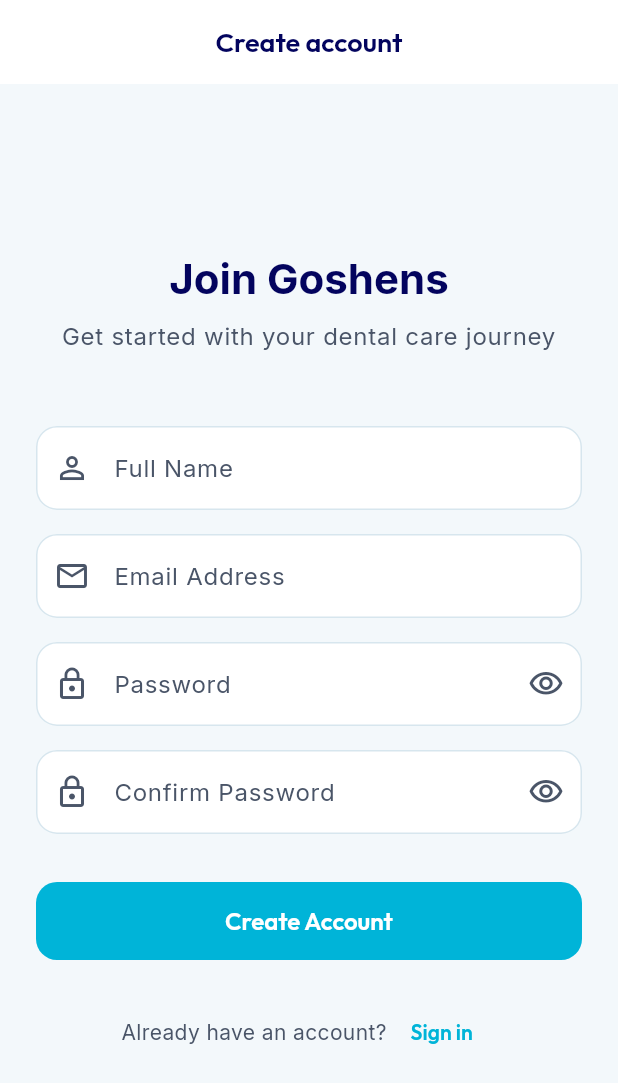
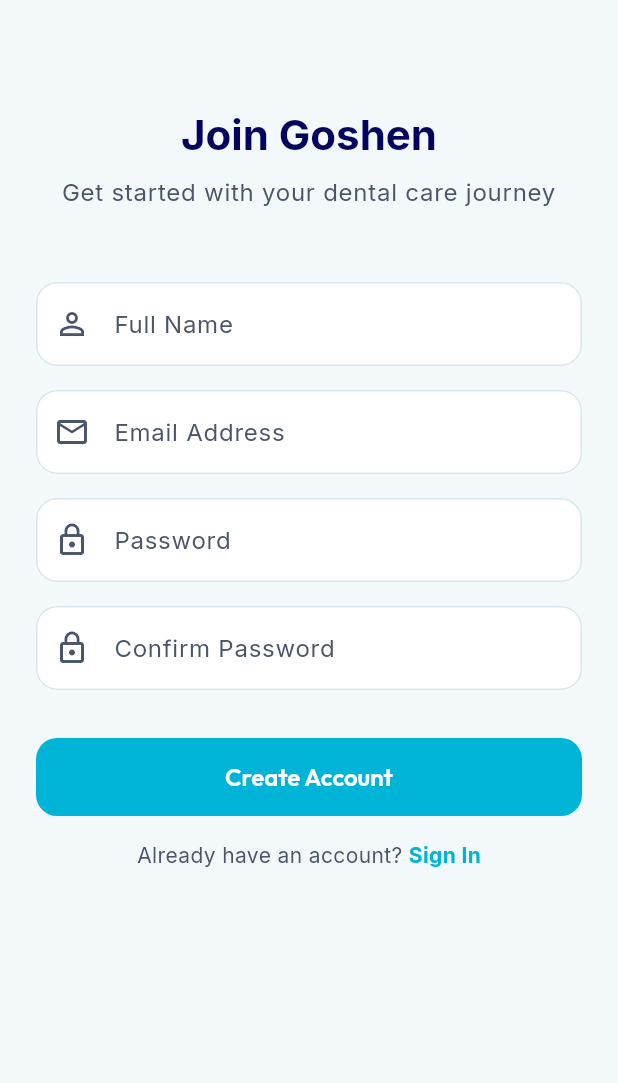
Before and after one commit to goshens-2/Grand_Goshens_System, a Flutter app: the SignUpScreen screen opened by its route, on a phone screen of 412 x 824 dp. Shown: the top 1083 px of the screen. Run offline on Flutter 3.47's test engine with Material 3 defaults, Android fonts, the phone set to English and light mode, and no system bars; our stand-ins replace file_picker, flutter_dotenv, flutter_local_notifications, flutter_riverpod, freezed_annotation, go_router and 9 more; missing offline and left inert: dart:html, mobile_scanner; accounts and stored records are empty; generated files the repository leaves out were written again; network calls fail.

Commit message:
Fix: Rename app from 'Goshens' to 'Goshen' across all platforms

```diff
--- a/goshens/lib/core/constants/app_constants.dart
+++ b/goshens/lib/core/constants/app_constants.dart
@@ -1,7 +1,7 @@
 class AppConstants {
-  static const String appName = 'Goshens Dental Care';
+  static const String appName = 'Goshen Dental Care';
   static const String tagline = 'Creating Perfect Smiles';
-  static const String adminEmail = 'admin@goshens.com';
+  static const String adminEmail = 'admin@goshen.com';
 
   // Local storage keys
   static const String keyIsFirstLaunch = 'is_first_launch';
--- a/goshens/lib/features/auth/presentation/sign_up_screen.dart
+++ b/goshens/lib/features/auth/presentation/sign_up_screen.dart
@@ -52,31 +52,24 @@
               backgroundColor: AppColors.error,
             ),
           );
-        } else if (previous != null && previous.isLoading && !next.isLoading && !next.hasError) {
-          context.goNamed(RouteNames.splash);
         }
       },
     );
 
-    final authState = ref.watch(authControllerProvider);
-    final isLoading = authState.isLoading;
+    final isLoading = ref.watch(authControllerProvider).isLoading;
 
     return Scaffold(
-      appBar: AppBar(
-        title: Text('Create account'),
-      ),
       body: SafeArea(
-        child: Center(
         child: SingleChildScrollView(
-            padding: const EdgeInsets.all(24.0),
+          padding: const EdgeInsets.all(24),
           child: Form(
             key: _formKey,
             child: Column(
-                mainAxisAlignment: MainAxisAlignment.center,
               crossAxisAlignment: CrossAxisAlignment.stretch,
               children: [
+                const SizedBox(height: 48),
                 Text(
-                    'Join Goshens',
+                  'Join Goshen',
                   style: Theme.of(context).textTheme.headlineMedium?.copyWith(
                         fontWeight: FontWeight.bold,
                         color: AppColors.ink(context),
@@ -125,8 +118,13 @@
                   },
                 ),
                 const SizedBox(height: 16),
-                  PasswordFormField(
+                TextFormField(
                   controller: _passwordController,
+                  decoration: const InputDecoration(
+                    labelText: 'Password',
+                    prefixIcon: Icon(Icons.lock_outline),
+                  ),
+                  obscureText: true,
                   validator: (value) {
                     if (value == null || value.isEmpty) {
                       return 'Please enter a password';
@@ -138,10 +136,17 @@
                   },
                 ),
                 const SizedBox(height: 16),
-                  PasswordFormField(
+                TextFormField(
                   controller: _confirmPasswordController,
-                    label: 'Confirm Password',
+                  decoration: const InputDecoration(
+                    labelText: 'Confirm Password',
+                    prefixIcon: Icon(Icons.lock_outline),
+                  ),
+                  obscureText: true,
                   validator: (value) {
+                    if (value == null || value.isEmpty) {
+                      return 'Please confirm your password';
+                    }
                     if (value != _passwordController.text) {
                       return 'Passwords do not match';
                     }
@@ -155,24 +160,24 @@
                       ? const SizedBox(
                           height: 20,
                           width: 20,
-                            child: CircularProgressIndicator(
-                              strokeWidth: 2,
-                              color: Colors.white,
+                          child: CircularProgressIndicator(strokeWidth: 2),
+                        )
+                      : const Text('Create Account'),
                 ),
-                          )
-                        : Text('Create Account'),
-                  ),
-                  const SizedBox(height: 24),
+                const SizedBox(height: 16),
                 Row(
                   mainAxisAlignment: MainAxisAlignment.center,
                   children: [
-                      Text(
-                        'Already have an account?',
-                        style: TextStyle(color: AppColors.muted(context)),
+                    Text('Already have an account? ', style: Theme.of(context).textTheme.bodyMedium),
+                    GestureDetector(
+                      onTap: () => context.pushReplacementNamed(RouteNames.signIn),
+                      child: Text(
+                        'Sign In',
+                        style: Theme.of(context).textTheme.bodyMedium?.copyWith(
+                              color: AppColors.primary,
+                              fontWeight: FontWeight.bold,
                             ),
-                      TextButton(
-                        onPressed: () => context.pop(),
-                        child: Text('Sign in'),
+                      ),
                     ),
                   ],
                 ),
@@ -181,7 +186,6 @@
           ),
         ),
       ),
-      ),
     );
   }
 }
--- a/goshens/lib/features/patient/presentation/appointment_card_screen.dart
+++ b/goshens/lib/features/patient/presentation/appointment_card_screen.dart
@@ -77,7 +77,7 @@
               child: pw.Column(
                 mainAxisAlignment: pw.MainAxisAlignment.center,
                 children: [
-                  pw.Text('Goshens Dental Care', style: pw.TextStyle(fontSize: 24, fontWeight: pw.FontWeight.bold)),
+                  pw.Text('Goshen Dental Care', style: pw.TextStyle(fontSize: 24, fontWeight: pw.FontWeight.bold)),
                   pw.SizedBox(height: 10),
                   pw.Text('Appointment Card', style: const pw.TextStyle(fontSize: 18)),
                   pw.SizedBox(height: 30),
@@ -158,7 +158,7 @@
                       Image.asset('assets/images/Goshens_logo.png', height: 60, errorBuilder: (context, error, stackTrace) => Icon(Icons.local_hospital, size: 60, color: AppColors.primary)),
                       const SizedBox(height: 16),
                       Text(
-                        'Goshens Dental Care',
+                        'Goshen Dental Care',
                         style: TextStyle(fontSize: 20, fontWeight: FontWeight.bold, color: AppColors.ink(context)),
                       ),
                       const SizedBox(height: 32),
@@ -173,8 +173,7 @@
                         style: TextStyle(fontSize: 16, color: AppColors.muted(context)),
                       ),
                       const SizedBox(height: 32),
-                      if (_secureToken != null) ...[
-                        Container(
+                      if (_secureToken != null) ...[\n                        Container(
                           padding: const EdgeInsets.all(16),
                           decoration: BoxDecoration(
                             color: Colors.white,
@@ -199,8 +198,7 @@
                           textAlign: TextAlign.center,
                           style: TextStyle(color: AppColors.muted(context), fontSize: 13),
                         ),
-                      ] else ...[
-                        Text('QR Code not available yet.', style: TextStyle(color: AppColors.error)),
+                      ] else ...[\n                        Text('QR Code not available yet.', style: TextStyle(color: AppColors.error)),
                         const SizedBox(height: 12),
                         OutlinedButton(
                           onPressed: () {
--- a/goshens/lib/features/patient/presentation/patient_more_screen.dart
+++ b/goshens/lib/features/patient/presentation/patient_more_screen.dart
@@ -31,7 +31,7 @@
                   child: Column(
                     crossAxisAlignment: CrossAxisAlignment.start,
                     children: [
-                      Text('Goshens Dental Care', style: TextStyle(color: Colors.white, fontWeight: FontWeight.w800, fontSize: 18)),
+                      Text('Goshen Dental Care', style: TextStyle(color: Colors.white, fontWeight: FontWeight.w800, fontSize: 18)),
                       SizedBox(height: 4),
                       Text('Your smile, thoughtfully managed.', style: TextStyle(color: Colors.white70)),
                     ],
--- a/goshens/lib/features/prescriptions/data/pdf_service.dart
+++ b/goshens/lib/features/prescriptions/data/pdf_service.dart
@@ -18,7 +18,7 @@
     try {
       final pdf = pw.Document();
 
-      // Load Goshens Logo if possible
+      // Load Goshen Logo if possible
       pw.Widget? logoWidget;
       try {
         final ByteData bytes = await rootBundle.load('assets/images/Goshens_logo.png');
@@ -44,7 +44,7 @@
                     pw.Column(
                       crossAxisAlignment: pw.CrossAxisAlignment.start,
                       children: [
-                        pw.Text('GOSHENS DENTAL CARE', style: pw.TextStyle(fontSize: 24, fontWeight: pw.FontWeight.bold, color: PdfColors.blue900)),
+                        pw.Text('GOSHEN DENTAL CARE', style: pw.TextStyle(fontSize: 24, fontWeight: pw.FontWeight.bold, color: PdfColors.blue900)),
                         pw.Text('Creating Perfect Smiles', style: const pw.TextStyle(fontSize: 14, color: PdfColors.grey700)),
                         pw.SizedBox(height: 5),
                         pw.Text('Kampala, Uganda', style: const pw.TextStyle(fontSize: 12)),
@@ -76,7 +76,7 @@
                 pw.Divider(color: PdfColors.blueGrey),
                 pw.SizedBox(height: 10),
                 pw.Center(
-                  child: pw.Text('Thank you for choosing Goshens Dental Care.', style: pw.TextStyle(fontSize: 12, fontStyle: pw.FontStyle.italic, color: PdfColors.grey700)),
+                  child: pw.Text('Thank you for choosing Goshen Dental Care.', style: pw.TextStyle(fontSize: 12, fontStyle: pw.FontStyle.italic, color: PdfColors.grey700)),
                 )
               ],
             );
```
Also changed, not shown: 4 other files. Lines whose indentation alone changed are shown as unchanged.
